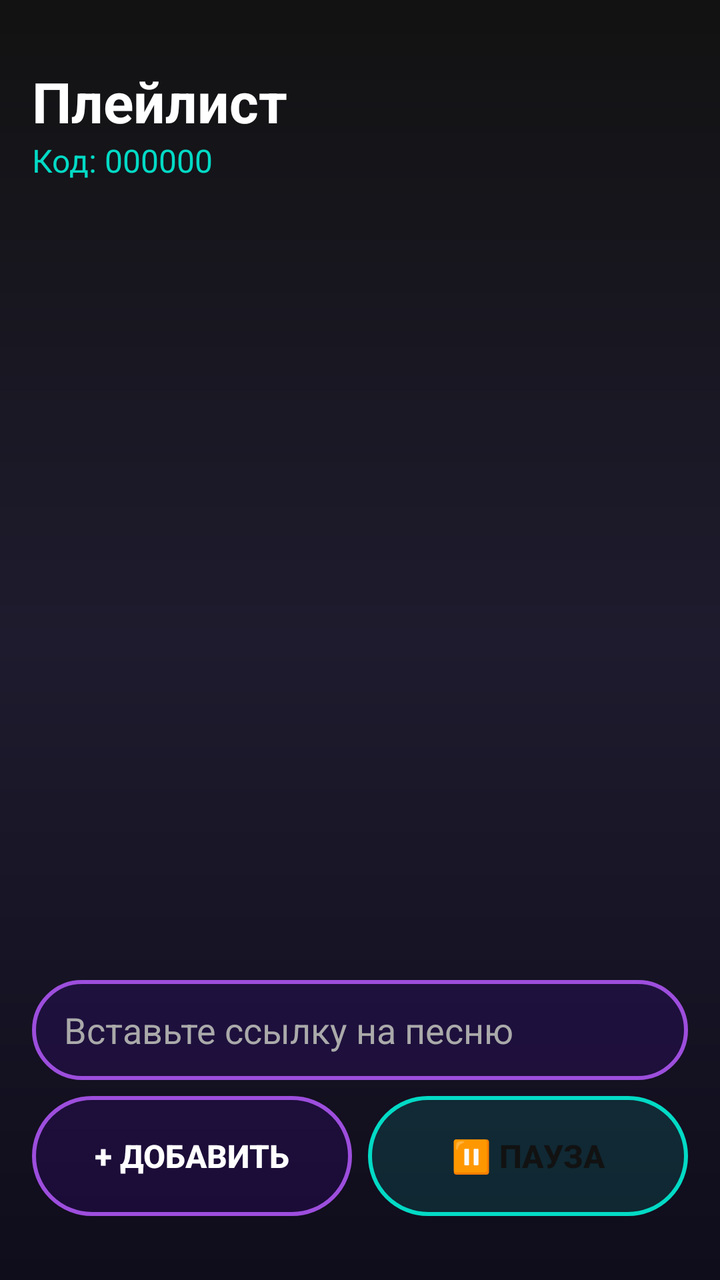
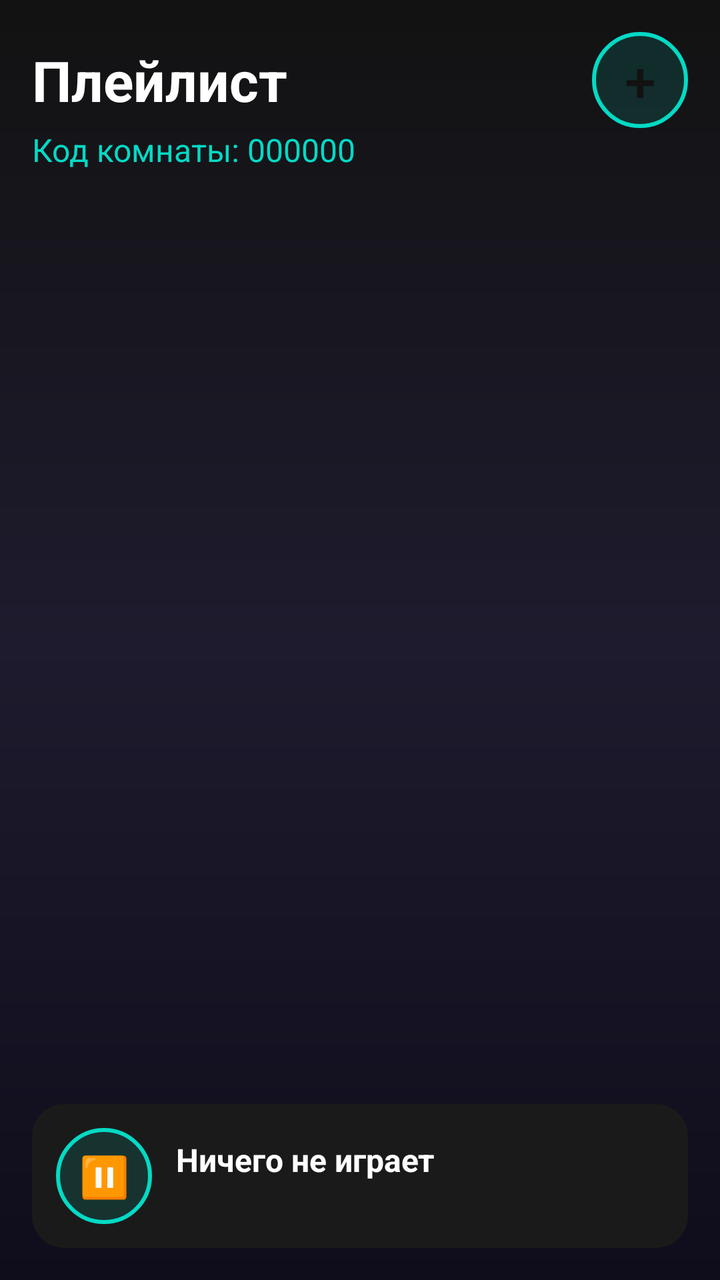

Before-and-after screenshots of an Android layout around one commit, followed by the original layout XML and the change that was made.
<!-- AndroidManifest.xml: application theme Theme.AppCompat.NoActionBar -->
<!-- res/layout/activity_playlist.xml -->
<?xml version="1.0" encoding="utf-8"?>
<LinearLayout xmlns:android="http://schemas.android.com/apk/res/android"
    android:layout_width="match_parent"
    android:layout_height="match_parent"
    android:orientation="vertical"
    android:padding="16dp"
    android:background="@drawable/bg_gradient">

    <TextView
        android:layout_width="wrap_content"
        android:layout_height="wrap_content"
        android:text="Плейлист"
        android:textSize="28sp"
        android:textStyle="bold"
        android:textColor="#FFFFFF"
        android:layout_marginTop="16dp" />

    <TextView
        android:id="@+id/tvPlaylistCode"
        android:layout_width="wrap_content"
        android:layout_height="wrap_content"
        android:text="Код: 000000"
        android:textSize="16sp"
        android:textColor="#03DAC5"
        android:layout_marginBottom="16dp" />

    <ListView
        android:id="@+id/lvTracks"
        android:layout_width="match_parent"
        android:layout_height="0dp"
        android:layout_weight="1"
        android:divider="#333333"
        android:dividerHeight="1dp" />

    <EditText
        android:id="@+id/etTrackUrl"
        android:layout_width="match_parent"
        android:layout_height="50dp"
        android:background="@drawable/btn_neon_purple"
        android:paddingHorizontal="16dp"
        android:hint="Вставьте ссылку на песню"
        android:textColorHint="#AAAAAA"
        android:textColor="#FFFFFF"
        android:inputType="textUri"
        android:layout_marginTop="8dp"
        android:layout_marginBottom="8dp"/>

    <LinearLayout
        android:layout_width="match_parent"
        android:layout_height="wrap_content"
        android:orientation="horizontal"
        android:layout_marginBottom="16dp">

        <Button
            android:id="@+id/btnAddTrack"
            android:layout_width="0dp"
            android:layout_height="60dp"
            android:layout_weight="1"
            android:text="+ Добавить"
            android:textSize="16sp"
            android:textStyle="bold"
            android:textColor="#FFFFFF"
            android:background="@drawable/btn_neon_purple"
            android:stateListAnimator="@null"
            android:layout_marginEnd="8dp"/>

        <Button
            android:id="@+id/btnPlayPause"
            android:layout_width="0dp"
            android:layout_height="60dp"
            android:layout_weight="1"
            android:text="⏸ Пауза"
            android:textSize="16sp"
            android:textStyle="bold"
            android:textColor="#121212"
            android:background="@drawable/btn_neon_cyan"
            android:stateListAnimator="@null"/>
    </LinearLayout>

</LinearLayout>
<!-- resources referenced by this layout -->
<resources>
  <!-- drawable bg_gradient (drawable) -->
  <?xml version="1.0" encoding="utf-8"?>
  <shape xmlns:android="http://schemas.android.com/apk/res/android">
      <gradient
          android:angle="270"
          android:startColor="#121212"
          android:centerColor="#1E1B2E"
          android:endColor="#0F0C1B"
          android:type="linear" />
  </shape>
  <!-- drawable btn_neon_cyan (drawable) -->
  <?xml version="1.0" encoding="utf-8"?>
  <shape xmlns:android="http://schemas.android.com/apk/res/android">
      <solid android:color="#2003DAC5" />
      <stroke android:width="2dp" android:color="#03DAC5" />
      <corners android:radius="30dp" />
  </shape>
  <!-- drawable btn_neon_purple (drawable) -->
  <?xml version="1.0" encoding="utf-8"?>
  <shape xmlns:android="http://schemas.android.com/apk/res/android">
      <solid android:color="#206200EE" /> 
      <stroke android:width="2dp" android:color="#9D4EDD" /> 
      <corners android:radius="30dp" /> 
  </shape>
  <style name="Theme.AppCompat.NoActionBar" parent="Theme.AppCompat.Light.NoActionBar">
          <item name="colorPrimary">#6200EE</item>
          <item name="colorPrimaryDark">#3700B3</item>
          <item name="colorAccent">#03DAC5</item>
          <item name="android:windowBackground">#121212</item>
      </style>
</resources>

<!-- the commit's change to res/layout/activity_playlist.xml (unified diff, before → after) -->
@@ -1,80 +1,114 @@
 <?xml version="1.0" encoding="utf-8"?>
-<LinearLayout xmlns:android="http://schemas.android.com/apk/res/android"
+<RelativeLayout xmlns:android="http://schemas.android.com/apk/res/android"
     android:layout_width="match_parent"
     android:layout_height="match_parent"
-    android:orientation="vertical"
-    android:padding="16dp"
-    android:background="@drawable/bg_gradient">
+    android:background="@drawable/bg_gradient"
+    android:padding="16dp">
 
-    <TextView
-        android:layout_width="wrap_content"
-        android:layout_height="wrap_content"
-        android:text="Плейлист"
-        android:textSize="28sp"
-        android:textStyle="bold"
-        android:textColor="#FFFFFF"
-        android:layout_marginTop="16dp" />
-
-    <TextView
-        android:id="@+id/tvPlaylistCode"
-        android:layout_width="wrap_content"
-        android:layout_height="wrap_content"
-        android:text="Код: 000000"
-        android:textSize="16sp"
-        android:textColor="#03DAC5"
-        android:layout_marginBottom="16dp" />
-
-    <ListView
-        android:id="@+id/lvTracks"
-        android:layout_width="match_parent"
-        android:layout_height="0dp"
-        android:layout_weight="1"
-        android:divider="#333333"
-        android:dividerHeight="1dp" />
-
-    <EditText
-        android:id="@+id/etTrackUrl"
-        android:layout_width="match_parent"
-        android:layout_height="50dp"
-        android:background="@drawable/btn_neon_purple"
-        android:paddingHorizontal="16dp"
-        android:hint="Вставьте ссылку на песню"
-        android:textColorHint="#AAAAAA"
-        android:textColor="#FFFFFF"
-        android:inputType="textUri"
-        android:layout_marginTop="8dp"
-        android:layout_marginBottom="8dp"/>
-
+    
     <LinearLayout
+        android:id="@+id/topBar"
         android:layout_width="match_parent"
         android:layout_height="wrap_content"
         android:orientation="horizontal"
-        android:layout_marginBottom="16dp">
+        android:gravity="center_vertical"
+        android:layout_alignParentTop="true">
+
+        <TextView
+            android:layout_width="0dp"
+            android:layout_height="wrap_content"
+            android:layout_weight="1"
+            android:text="Плейлист"
+            android:textSize="28sp"
+            android:textStyle="bold"
+            android:textColor="#FFFFFF" />
 
         <Button
             android:id="@+id/btnAddTrack"
-            android:layout_width="0dp"
-            android:layout_height="60dp"
-            android:layout_weight="1"
-            android:text="+ Добавить"
-            android:textSize="16sp"
-            android:textStyle="bold"
-            android:textColor="#FFFFFF"
-            android:background="@drawable/btn_neon_purple"
-            android:stateListAnimator="@null"
-            android:layout_marginEnd="8dp"/>
-
-        <Button
-            android:id="@+id/btnPlayPause"
-            android:layout_width="0dp"
-            android:layout_height="60dp"
-            android:layout_weight="1"
-            android:text="⏸ Пауза"
-            android:textSize="16sp"
-            android:textStyle="bold"
+            android:layout_width="48dp"
+            android:layout_height="48dp"
+            android:text="+"
+            android:textSize="28sp"
             android:textColor="#121212"
             android:background="@drawable/btn_neon_cyan"
             android:stateListAnimator="@null"/>
     </LinearLayout>
 
-</LinearLayout>
+    
+    <TextView
+        android:id="@+id/tvPlaylistCode"
+        android:layout_width="wrap_content"
+        android:layout_height="wrap_content"
+        android:text="Код комнаты: 000000"
+        android:textSize="16sp"
+        android:textColor="#03DAC5"
+        android:layout_below="@id/topBar"
+        android:layout_marginBottom="16dp" />
+
+    
+    <ListView
+        android:id="@+id/lvTracks"
+        android:layout_width="match_parent"
+        android:layout_height="match_parent"
+        android:layout_below="@id/tvPlaylistCode"
+        android:layout_above="@id/bottomPlayer"
+        android:divider="#333333"
+        android:dividerHeight="1dp"
+        android:paddingBottom="8dp"/>
+
+    
+    <LinearLayout
+        android:id="@+id/bottomPlayer"
+        android:layout_width="match_parent"
+        android:layout_height="wrap_content"
+        android:orientation="horizontal"
+        android:gravity="center_vertical"
+        android:layout_alignParentBottom="true"
+        android:background="@drawable/bg_track_card"
+        android:padding="12dp"
+        android:layout_marginTop="8dp">
+
+        
+        <Button
+            android:id="@+id/btnPlayPause"
+            android:layout_width="48dp"
+            android:layout_height="48dp"
+            android:text="⏸"
+            android:textSize="20sp"
+            android:textColor="#121212"
+            android:background="@drawable/btn_neon_cyan"
+            android:stateListAnimator="@null"
+            android:layout_marginEnd="12dp"/>
+
+        
+        <LinearLayout
+            android:layout_width="0dp"
+            android:layout_height="wrap_content"
+            android:layout_weight="1"
+            android:orientation="vertical">
+
+            <TextView
+                android:id="@+id/tvNowPlayingTitle"
+                android:layout_width="wrap_content"
+                android:layout_height="wrap_content"
+                android:text="Ничего не играет"
+                android:textSize="16sp"
+                android:textStyle="bold"
+                android:textColor="#FFFFFF"
+                android:maxLines="1"
+                android:ellipsize="end"/>
+
+            <TextView
+                android:id="@+id/tvNowPlayingArtist"
+                android:layout_width="wrap_content"
+                android:layout_height="wrap_content"
+                android:text=""
+                android:textSize="12sp"
+                android:textColor="#AAAAAA"
+                android:maxLines="1"
+                android:ellipsize="end"/>
+        </LinearLayout>
+
+    </LinearLayout>
+
+</RelativeLayout>
<!-- resource entries referenced after the edit -->
@@ -10,19 +10,18 @@
           android:endColor="#0F0C1B"
           android:type="linear" />
   </shape>
+  <!-- drawable bg_track_card (drawable) -->
+  <?xml version="1.0" encoding="utf-8"?>
+  <shape xmlns:android="http://schemas.android.com/apk/res/android">
+      <solid android:color="#1A1A1A"/>
+      <corners android:radius="16dp"/>
+  </shape>
   <!-- drawable btn_neon_cyan (drawable) -->
   <?xml version="1.0" encoding="utf-8"?>
   <shape xmlns:android="http://schemas.android.com/apk/res/android">
       <solid android:color="#2003DAC5" />
       <stroke android:width="2dp" android:color="#03DAC5" />
       <corners android:radius="30dp" />
-  </shape>
-  <!-- drawable btn_neon_purple (drawable) -->
-  <?xml version="1.0" encoding="utf-8"?>
-  <shape xmlns:android="http://schemas.android.com/apk/res/android">
-      <solid android:color="#206200EE" /> 
-      <stroke android:width="2dp" android:color="#9D4EDD" /> 
-      <corners android:radius="30dp" /> 
   </shape>
   <style name="Theme.AppCompat.NoActionBar" parent="Theme.AppCompat.Light.NoActionBar">
           <item name="colorPrimary">#6200EE</item>
